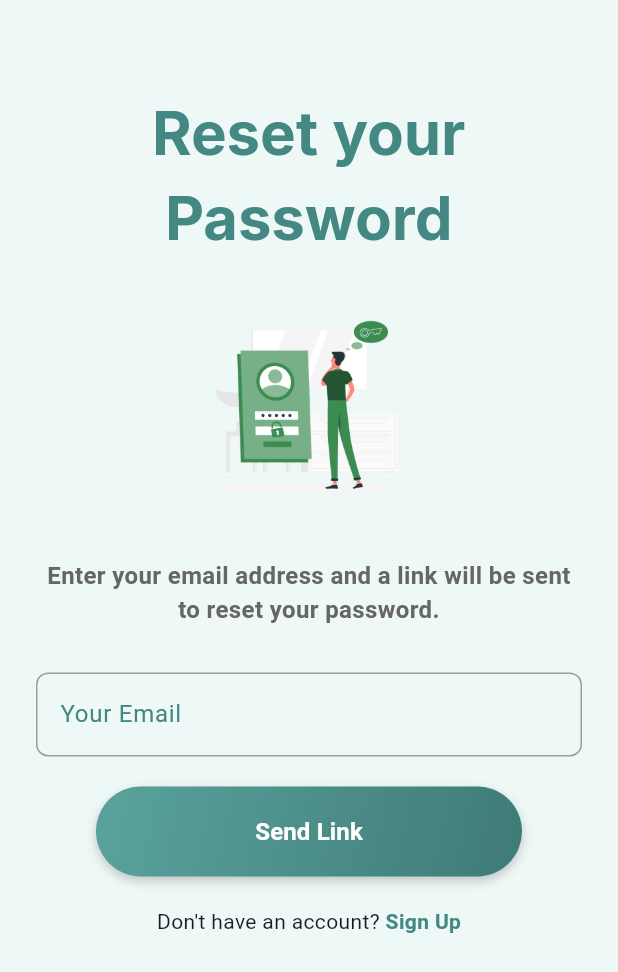
After one commit to VictoriaShirleyUnifei/MyFinances, a Flutter app: the ForgotPasswordPage screen opened directly, on a phone screen of 412 x 824 dp. The commit adds this screen. Shown: the top 972 px of the screen. Run offline on Flutter 3.47's test engine with Material 3 defaults, Android fonts, the phone set to English and light mode, and no system bars; drawn by our look-alikes of reactive_forms; our stand-ins replace flutter_svg, logger.

Commit message:
feature: Forgot Password

```diff
--- a/lib/app.dart
+++ b/lib/app.dart
@@ -1,5 +1,5 @@
 import 'package:flutter/material.dart';
-import 'package:my_finances/features/login/login_page.dart';
+import 'package:my_finances/features/forgot_password/forgot_password_page.dart';
 
 class App extends StatelessWidget {
   const App({super.key});
@@ -7,7 +7,7 @@ class App extends StatelessWidget {
   @override
   Widget build(BuildContext context) {
     return MaterialApp(
-      home: LoginPage()
+      home: ForgotPasswordPage()
     );
   }
 }
--- /dev/null
+++ b/lib/features/forgot_password/forgot_password_page.dart
@@ -0,0 +1,134 @@
+import 'package:flutter/material.dart';
+import 'package:my_finances/common/constants/app_colors.dart';
+import 'package:my_finances/common/constants/app_text_styles.dart';
+import 'package:my_finances/common/widgets/custom_input.dart';
+import 'package:my_finances/common/widgets/primary_button.dart';
+import 'package:reactive_forms/reactive_forms.dart';
+import 'package:logger/logger.dart';
+
+class ForgotPasswordPage extends StatefulWidget {
+  const ForgotPasswordPage({super.key});
+
+  @override
+  ForgotPasswordPageState createState() => ForgotPasswordPageState();
+}
+
+class ForgotPasswordPageState extends State<ForgotPasswordPage> {
+  final logger = Logger();
+
+  final form = FormGroup({
+    'email': FormControl<String>(
+      validators: [Validators.required, Validators.email],
+    ),
+  });
+
+  @override
+  Widget build(BuildContext context) {
+    return Scaffold(
+      backgroundColor: AppColors.background,
+      body: ReactiveForm(
+        formGroup: form,
+        child: Padding(
+          padding: const EdgeInsets.symmetric(horizontal: 24),
+          child: Column(
+            children: [
+              const SizedBox(height: 60),
+              Expanded(
+                flex: 2,
+                child: Center(
+                  child: Column(
+                    mainAxisSize: MainAxisSize.min,
+                    children: [
+                      Text(
+                        'Reset your Password',
+                        textAlign: TextAlign.center,
+                        style: AppTextStyles.bigText.copyWith(
+                          color: AppColors.primary,
+                        ),
+                      ),
+                      const SizedBox(height: 20),
+                      Image.asset('assets/images/forgot_password.png'),
+                      const SizedBox(height: 20),
+
+                      Text(
+                        'Enter your email address and a link will be sent to reset your password.',
+                        textAlign: TextAlign.center,
+                        style: TextStyle(
+                          fontWeight: FontWeight.bold,
+                          fontSize: 16,
+                          color: AppColors.textSecondary
+                        ),
+                      ),
+                      const SizedBox(height: 30),
+
+
+                      // EMAIL
+                      CustomReactiveTextField(
+                        formControlName: 'email',
+                        label: 'Your Email',
+                        keyboardType: TextInputType.emailAddress,
+                        validationMessages: {
+                          ValidationMessage.required: (_) =>
+                              'Email is required',
+                          ValidationMessage.email: (_) => 'Invalid email',
+                        },
+                      ),
+                      const SizedBox(height: 20),
+
+                      // BUTTON
+                      Padding(
+                        padding: const EdgeInsets.symmetric(horizontal: 40.0),
+                        child: SizedBox(
+                          width: double.infinity,
+                          height: 60,
+                          child: ReactiveFormConsumer(
+                            builder: (context, form, child) {
+                              return PrimaryButton(
+                                text: 'Send Link',
+                                onPressed: form.valid
+                                    ? () {
+                                        final value = form.value;
+                                        logger.i('Form Values: $value');
+                                      }
+                                    : null,
+                              );
+                            },
+                          ),
+                        ),
+                      ),
+                      const SizedBox(height: 20),
+
+                      // SIGN UP LINK
+                      Row(
+                        mainAxisAlignment: MainAxisAlignment.center,
+                        children: [
+                          const Text("Don't have an account? "),
+                          MouseRegion(
+                            cursor: SystemMouseCursors.click,
+                            child: GestureDetector(
+                              onTap: () {
+                                // ação para registro
+                              },
+                              child: Text(
+                                "Sign Up",
+                                style: TextStyle(
+                                  fontWeight: FontWeight.bold,
+                                  color: AppColors.primary,
+                                ),
+                              ),
+                            ),
+                          ),
+                        ],
+                      ),
+                      const SizedBox(height: 200),
+                    ],
+                  ),
+                ),
+              ),
+            ],
+          ),
+        ),
+      ),
+    );
+  }
+}
```
Also changed, not shown: lib/features/forgot_password/check_your_email.dart (added, +95 -0 lines), assets/images/check_your_email.png (added), assets/images/forgot_password.png (added).
